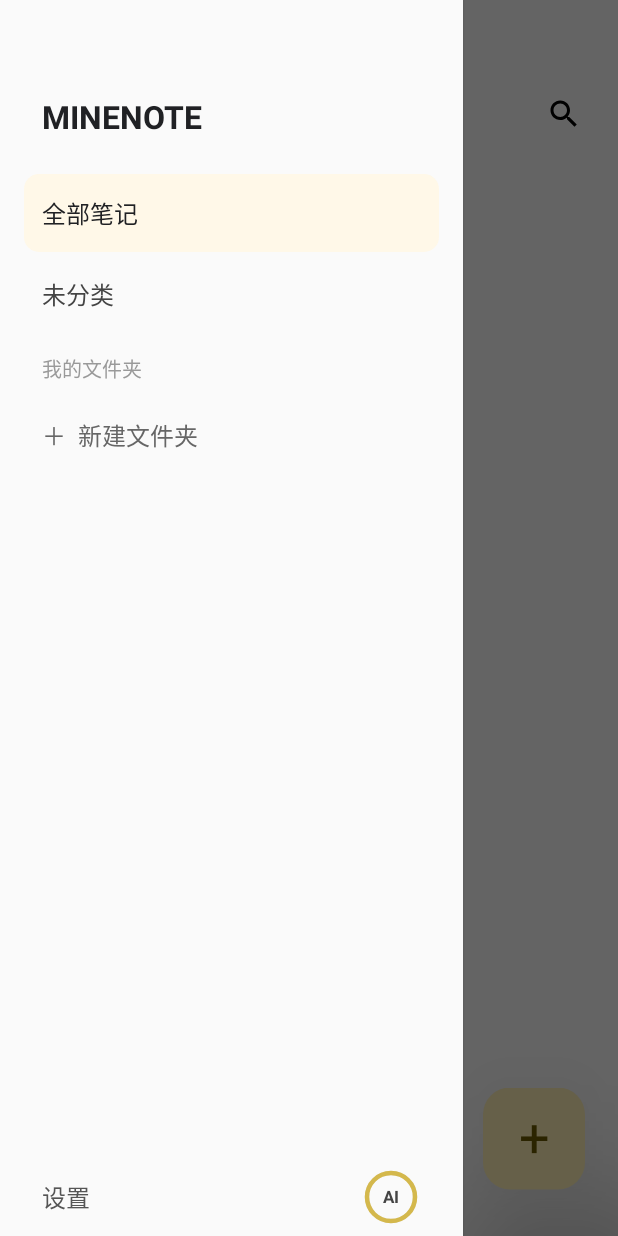
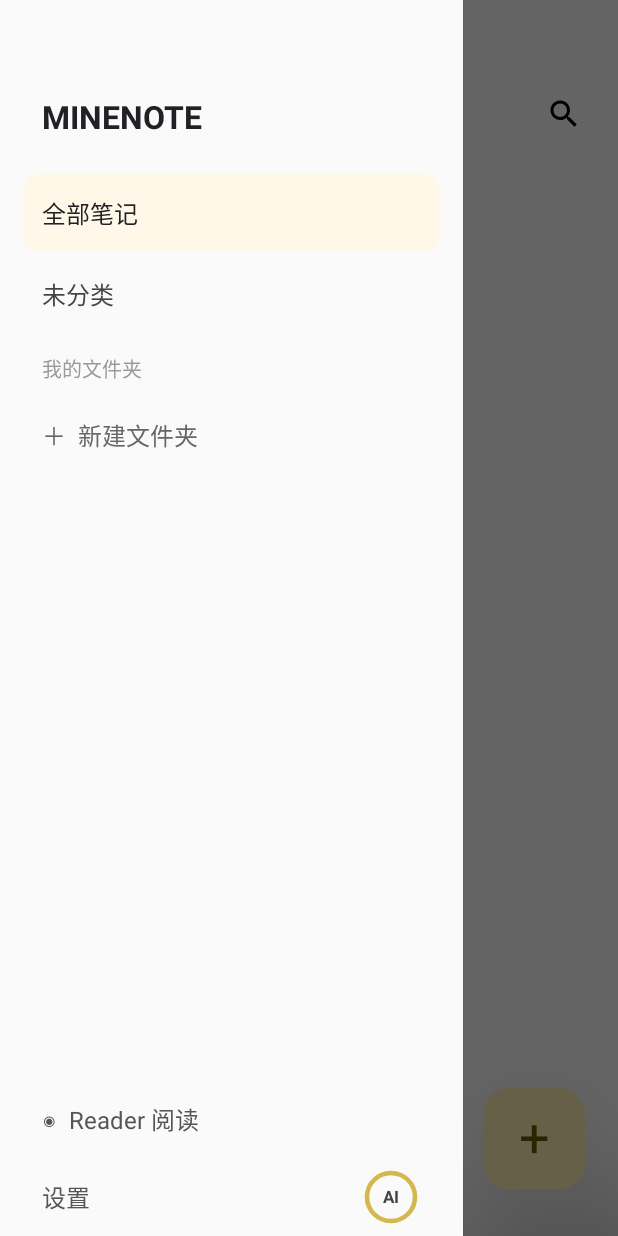
Before and after one commit to lin00luo/MINENOTE, an Android app: the screen it shows after launch (MainActivity), with the side drawer open, on a phone screen of 412 x 824 dp. Run offline under Robolectric (Android 15) with nearby library versions, the phone set to English and light mode, and no system bars; our stand-ins replace Room's generated code.

Commit message:
Add Reader entry to navigation drawer

```diff
--- a/app/src/main/res/layout/drawer_menu.xml
+++ b/app/src/main/res/layout/drawer_menu.xml
@@ -96,6 +96,18 @@
         android:layout_height="0dp"
         android:layout_weight="1" />
 
+    <TextView
+        android:id="@+id/menuReader"
+        android:layout_width="match_parent"
+        android:layout_height="52dp"
+        android:gravity="center_vertical"
+        android:paddingStart="12dp"
+        android:text="◉  Reader 阅读"
+        android:textColor="#555555"
+        android:textSize="16sp"
+        android:clickable="true"
+        android:focusable="true" />
+
     <LinearLayout
         android:id="@+id/menuSettings"
         android:layout_width="match_parent"
```
